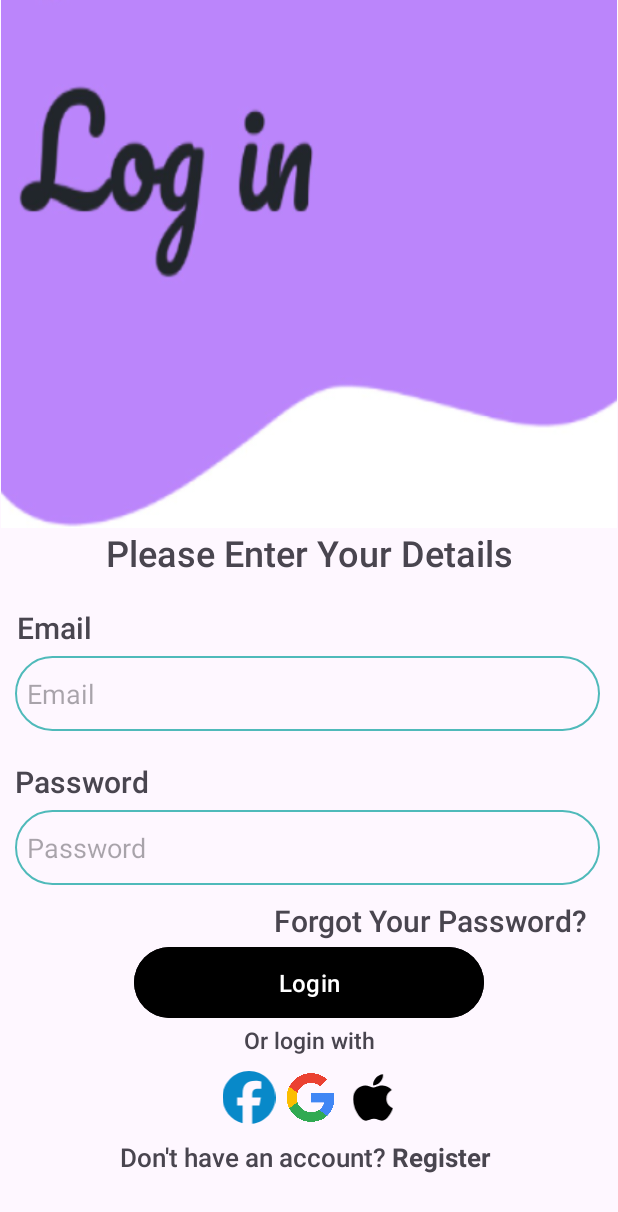
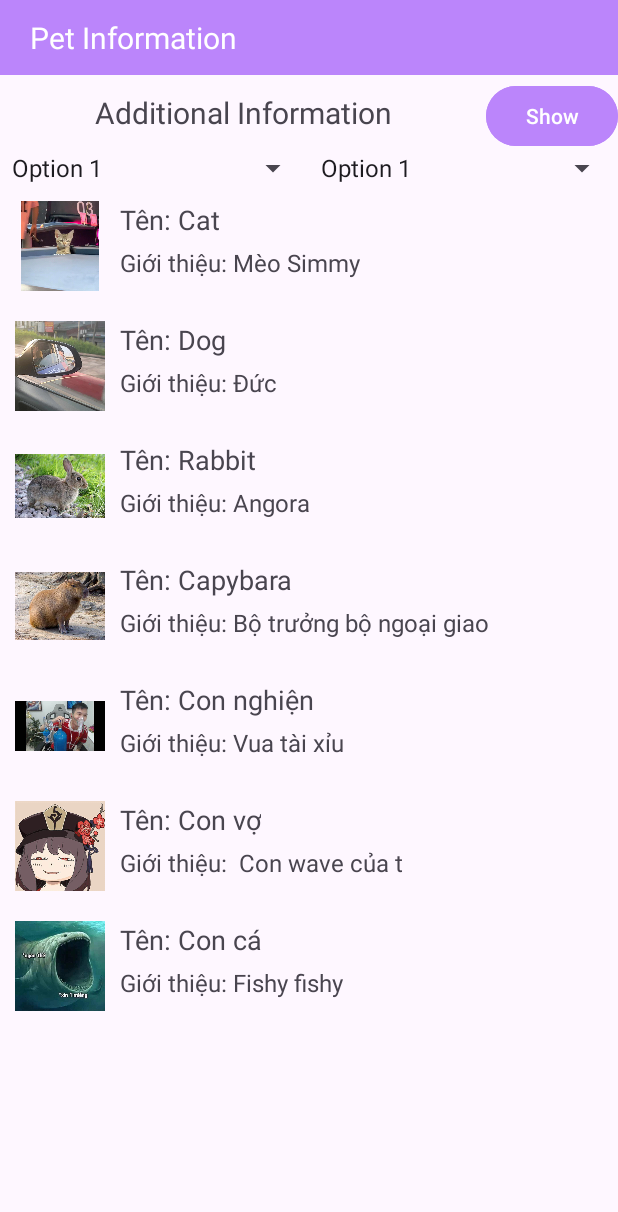
Before and after one commit to vanductlu/ProjectPetCare_63HTTT2, an Android app: the MainActivity screen opened directly, with no data from a screen before it, after a tap on "Get Started", on a phone screen of 412 x 824 dp. Shown: the top 1212 px of the screen. Run offline under Robolectric (Android 15) with nearby library versions, the phone set to English and light mode, and no system bars.

Commit message:
add breedinganimal

```diff
--- /dev/null
+++ b/app/src/main/java/com/example/myapplication/Adapter/AnimalAdapter.java
@@ -0,0 +1,72 @@
+package com.example.myapplication.Adapter;
+
+import android.content.Context;
+import android.view.LayoutInflater;
+import android.view.View;
+import android.view.ViewGroup;
+import android.widget.ImageView;
+import android.widget.TextView;
+import androidx.annotation.NonNull;
+import androidx.recyclerview.widget.RecyclerView;
+
+import com.example.myapplication.data.model.Animal;
+import com.example.myapplication.R;
+
+import java.util.List;
+
+public class AnimalAdapter extends RecyclerView.Adapter<AnimalAdapter.AnimalViewHolder> {
+
+    private Context context;
+    private List<Animal> animalList;
+    private OnAnimalClickListener onAnimalClickListener;
+
+    public AnimalAdapter(Context context, List<Animal> animalList, OnAnimalClickListener onAnimalClickListener) {
+        this.context = context;
+        this.animalList = animalList;
+        this.onAnimalClickListener = onAnimalClickListener;
+    }
+
+    @NonNull
+    @Override
+    public AnimalViewHolder onCreateViewHolder(@NonNull ViewGroup parent, int viewType) {
+        View view = LayoutInflater.from(context).inflate(R.layout.list_item_animal, parent, false);
+        return new AnimalViewHolder(view);
+    }
+
+    @Override
+    public void onBindViewHolder(@NonNull AnimalViewHolder holder, int position) {
+        Animal animal = animalList.get(position);
+        holder.nameTextView.setText("Tên: " + animal.getName());
+        holder.breedTextView.setText("Giới thiệu: " + animal.getBreed());
+        holder.imageView.setImageResource(animal.getImageResourceId());
+
+        holder.itemView.setOnClickListener(new View.OnClickListener() {
+            @Override
+            public void onClick(View v) {
+                onAnimalClickListener.onAnimalClick(animal); // Gọi callback khi click vào item
+            }
+        });
+    }
+
+    @Override
+    public int getItemCount() {
+        return animalList.size();
+    }
+
+    public interface OnAnimalClickListener {
+        void onAnimalClick(Animal animal);
+    }
+
+    public class AnimalViewHolder extends RecyclerView.ViewHolder {
+        public TextView nameTextView;
+        public TextView breedTextView;
+        public ImageView imageView;
+
+        public AnimalViewHolder(View itemView) {
+            super(itemView);
+            nameTextView = itemView.findViewById(R.id.nameTextView);
+            breedTextView = itemView.findViewById(R.id.breedTextView);
+            imageView = itemView.findViewById(R.id.imageView);
+        }
+    }
+}
--- /dev/null
+++ b/app/src/main/java/com/example/myapplication/BreedingActivity.java
@@ -0,0 +1,95 @@
+package com.example.myapplication;
+
+import android.os.Bundle;
+import android.view.View;
+import android.widget.Button;
+import android.widget.Spinner;
+import android.widget.ArrayAdapter;
+import android.widget.Toast;
+import androidx.appcompat.app.AppCompatActivity;
+import androidx.recyclerview.widget.LinearLayoutManager;
+import androidx.recyclerview.widget.RecyclerView;
+
+import com.example.myapplication.Adapter.AnimalAdapter;
+import com.example.myapplication.data.model.Animal;
+
+import java.util.ArrayList;
+import java.util.List;
+
+public class BreedingActivity extends AppCompatActivity {
+
+    private Button showButton;
+    private Spinner spinner1, spinner2;
+    private RecyclerView recyclerView;
+    private AnimalAdapter animalAdapter;
+    private List<Animal> animalList;
+    private Animal selectedAnimal = null; // Biến để lưu trữ động vật được chọn
+
+    @Override
+    protected void onCreate(Bundle savedInstanceState) {
+        super.onCreate(savedInstanceState);
+        setContentView(R.layout.activity_breeding);
+
+        // Initialize UI components
+        showButton = findViewById(R.id.showButton);
+        spinner1 = findViewById(R.id.spinner1);
+        spinner2 = findViewById(R.id.spinner2);
+        recyclerView = findViewById(R.id.recyclerView);
+
+        // Setup Spinner data
+        setupSpinners();
+
+        // Setup RecyclerView
+        recyclerView.setLayoutManager(new LinearLayoutManager(this));
+        animalList = new ArrayList<>();
+        animalAdapter = new AnimalAdapter(this, animalList, new AnimalAdapter.OnAnimalClickListener() {
+            @Override
+            public void onAnimalClick(Animal animal) {
+                selectedAnimal = animal; // Cập nhật động vật được chọn
+            }
+        });
+        recyclerView.setAdapter(animalAdapter);
+
+        // Load initial data
+        loadAnimals();
+
+        // Set button click listener
+        showButton.setOnClickListener(new View.OnClickListener() {
+            @Override
+            public void onClick(View v) {
+                showSelectedInfo();
+            }
+        });
+    }
+
+    private void setupSpinners() {
+        ArrayAdapter<CharSequence> adapter = ArrayAdapter.createFromResource(this,
+                R.array.sample_data, android.R.layout.simple_spinner_item);
+        adapter.setDropDownViewResource(android.R.layout.simple_spinner_dropdown_item);
+
+        spinner1.setAdapter(adapter);
+        spinner2.setAdapter(adapter);
+    }
+
+    private void loadAnimals() {
+        animalList.add(new Animal("Cat", "Mèo Simmy", R.drawable.cat));
+        animalList.add(new Animal("Dog", "Đức", R.drawable.dog));
+        animalList.add(new Animal("Rabbit", "Angora", R.drawable.rabbit));
+        animalList.add(new Animal("Capybara", "Bộ trưởng bộ ngoại giao", R.drawable.cappy));
+        animalList.add(new Animal("Con nghiện", "Vua tài xỉu", R.drawable.senna));
+        animalList.add(new Animal("Con vợ", " Con wave của t", R.drawable.hutao));
+        animalList.add(new Animal("Con cá", "Fishy fishy", R.drawable.shark));
+        animalAdapter.notifyDataSetChanged();
+    }
+
+    private void showSelectedInfo() {
+        if (selectedAnimal != null) {
+            // Hiển thị thông tin chi tiết của động vật được chọn
+            String message = "Name: " + selectedAnimal.getName() + "\n" +
+                    "Breed: " + selectedAnimal.getBreed();
+            Toast.makeText(this, message, Toast.LENGTH_LONG).show();
+        } else {
+            Toast.makeText(this, "No animal selected!", Toast.LENGTH_SHORT).show();
+        }
+    }
+}
--- a/app/src/main/java/com/example/myapplication/MainActivity.java
+++ b/app/src/main/java/com/example/myapplication/MainActivity.java
@@ -22,7 +22,7 @@ public class MainActivity extends AppCompatActivity {
         gstbt.setOnClickListener(new View.OnClickListener() {
             @Override
             public void onClick(View v) {
-                startActivity(new Intent(getApplicationContext(), Lgin.class));
+                startActivity(new Intent(getApplicationContext(), BreedingActivity.class));
             }
         });
         ViewCompat.setOnApplyWindowInsetsListener(findViewById(R.id.main), (v, insets) -> {
--- /dev/null
+++ b/app/src/main/java/com/example/myapplication/data/model/Animal.java
@@ -0,0 +1,25 @@
+package com.example.myapplication.data.model;
+
+public class Animal {
+    private String name;
+    private String breed;
+    private int imageResourceId;
+
+    public Animal(String name, String breed, int imageResourceId) {
+        this.name = name;
+        this.breed = breed;
+        this.imageResourceId = imageResourceId;
+    }
+
+    public String getName() {
+        return name;
+    }
+
+    public String getBreed() {
+        return breed;
+    }
+
+    public int getImageResourceId() {
+        return imageResourceId;
+    }
+}
--- /dev/null
+++ b/app/src/main/res/layout/activity_breeding.xml
@@ -0,0 +1,86 @@
+<?xml version="1.0" encoding="utf-8"?>
+<LinearLayout xmlns:android="http://schemas.android.com/apk/res/android"
+    xmlns:app="http://schemas.android.com/apk/res-auto"
+    xmlns:tools="http://schemas.android.com/tools"
+    android:id="@+id/main"
+    android:layout_width="match_parent"
+    android:layout_height="match_parent"
+    android:orientation="vertical"
+    tools:context=".BreedingActivity">
+
+    <LinearLayout
+        android:layout_width="match_parent"
+        android:layout_height="wrap_content"
+        android:orientation="vertical">
+
+        <LinearLayout
+            android:layout_width="match_parent"
+            android:layout_height="wrap_content"
+            android:orientation="horizontal"
+            android:background="#BB85FB">
+            <TextView
+                android:layout_width="0dp"
+                android:layout_height="50dp"
+                android:layout_weight="1"
+                android:text="Pet Information"
+                android:textColor="#FFFFFF"
+                android:gravity="start|center"
+                android:layout_marginLeft="20dp"
+                android:textSize="20sp" />
+        </LinearLayout>
+
+        <LinearLayout
+            android:layout_width="match_parent"
+            android:layout_height="wrap_content">
+            <TextView
+                android:layout_width="0dp"
+                android:layout_height="50dp"
+                android:layout_weight="1"
+                android:textAlignment="center"
+                android:gravity="start|center"
+                android:textSize="20sp"
+                android:text="Additional Information" />
+            <Button
+                android:id="@+id/showButton"
+                android:layout_width="wrap_content"
+                android:layout_height="wrap_content"
+                android:text="Show"
+                android:backgroundTint="#BB85FB" />
+        </LinearLayout>
+
+        <LinearLayout
+            android:layout_width="match_parent"
+            android:layout_height="wrap_content"
+            android:orientation="horizontal"
+            android:gravity="center_vertical">
+
+        </LinearLayout>
+
+        <LinearLayout
+            android:layout_width="match_parent"
+            android:layout_height="wrap_content"
+            android:orientation="horizontal">
+            <Spinner
+                android:id="@+id/spinner1"
+                android:layout_width="0dp"
+                android:layout_height="wrap_content"
+                android:layout_weight="1" />
+            <Spinner
+                android:id="@+id/spinner2"
+
+                android:layout_width="0dp"
+                android:layout_height="wrap_content"
+                android:layout_weight="1" />
+        </LinearLayout>
+    </LinearLayout>
+
+    <ScrollView
+        android:layout_width="match_parent"
+        android:layout_height="wrap_content">
+        <androidx.recyclerview.widget.RecyclerView
+            android:id="@+id/recyclerView"
+            android:layout_width="match_parent"
+            android:layout_height="0dp"
+            android:layout_weight="1" /></ScrollView>
+
+</LinearLayout>
--- /dev/null
+++ b/app/src/main/res/layout/list_item_animal.xml
@@ -0,0 +1,35 @@
+<?xml version="1.0" encoding="utf-8"?>
+<LinearLayout xmlns:android="http://schemas.android.com/apk/res/android"
+    android:layout_width="match_parent"
+    android:layout_height="wrap_content"
+    android:orientation="horizontal"
+    android:padding="10dp">
+
+    <ImageView
+        android:id="@+id/imageView"
+        android:layout_width="60dp"
+        android:layout_height="60dp"
+        android:layout_marginRight="10dp"
+        android:contentDescription="@string/app_name" />
+
+    <LinearLayout
+        android:layout_width="wrap_content"
+        android:layout_height="wrap_content"
+        android:orientation="vertical">
+
+        <TextView
+            android:id="@+id/nameTextView"
+            android:layout_width="wrap_content"
+            android:layout_height="wrap_content"
+            android:text="Name"
+            android:textSize="18sp"
+            android:paddingBottom="5dp" />
+
+        <TextView
+            android:id="@+id/breedTextView"
+            android:layout_width="wrap_content"
+            android:layout_height="wrap_content"
+            android:text="Breed"
+            android:textSize="16sp" />
+    </LinearLayout>
+</LinearLayout>
--- a/app/src/main/res/values/strings.xml
+++ b/app/src/main/res/values/strings.xml
@@ -17,4 +17,9 @@
     <string name="login_failed">"Login failed"</string>
     <string name="please_enter_your_detail">Please Enter Your Detail</string>
     <string name="pet_spa">Pet Spa</string>
+    <string-array name="sample_data">
+        <item>Option 1</item>
+        <item>Option 2</item>
+        <item>Option 3</item>
+    </string-array>
 </resources>
```
Also changed, not shown: app/src/main/AndroidManifest.xml (+2 -26 lines), app/src/main/res/drawable/cappy.png (added), app/src/main/res/drawable/cat.png (added), app/src/main/res/drawable/dog.jpg (added), app/src/main/res/drawable/hutao.png (added), app/src/main/res/drawable/rabbit.png (added), app/src/main/res/drawable/senna.png (added), app/src/main/res/drawable/shark.png (added).
